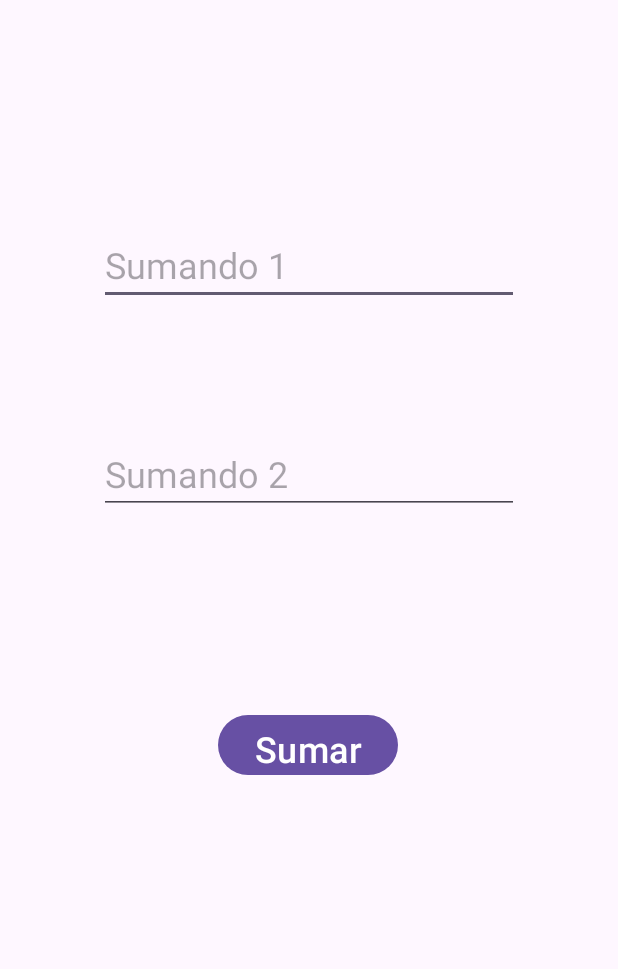
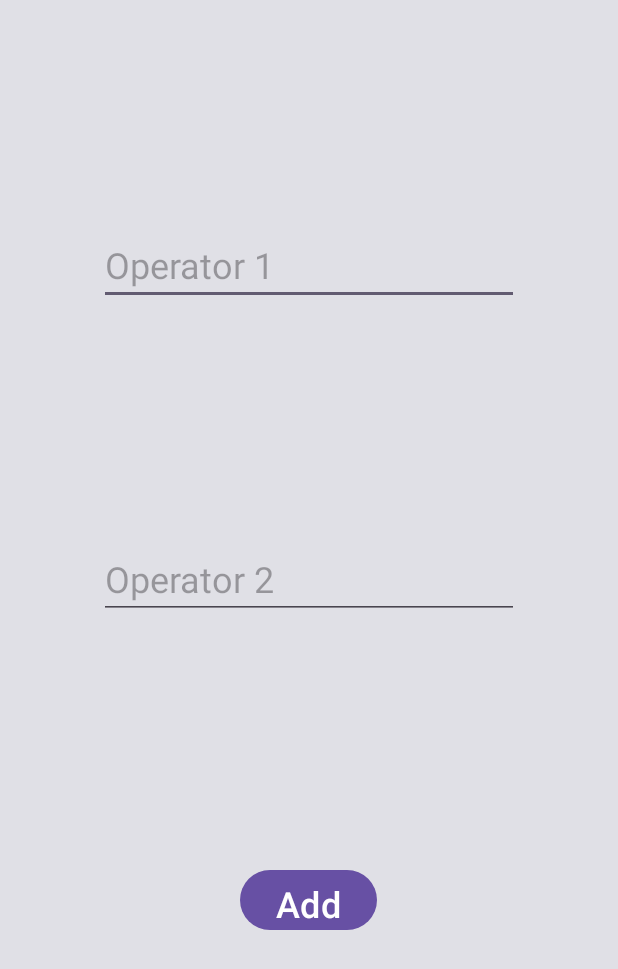
Before and after one commit to t3sorero/PAD, an Android app: the screen it shows after launch (MainActivity), on a phone screen of 412 x 824 dp. Shown: the top 969 px of the screen. Run offline under Robolectric (Android 15) with nearby library versions, the phone set to English and light mode, and no system bars.

Commit message:
mejorado logcat, añadido colores, modo oscuro e idiomas comprobado, y mejorado errores

```diff
--- a/app/src/main/java/es/ucm/fdi/pad/android01/CalculatorAddResultActivity.java
+++ b/app/src/main/java/es/ucm/fdi/pad/android01/CalculatorAddResultActivity.java
@@ -16,6 +16,7 @@ import android.util.Log;
 
 public class CalculatorAddResultActivity extends AppCompatActivity {
 
+    private static final String TAG = CalculatorAddResultActivity.class.getSimpleName();
     @Override
     protected void onCreate(Bundle savedInstanceState) {
         super.onCreate(savedInstanceState);
@@ -27,12 +28,13 @@ public class CalculatorAddResultActivity extends AppCompatActivity {
             return insets;
         });
 
+        Log.v(TAG, "Vista resultado cargada correctamente");
         TextView txresult = findViewById(R.id.textView);
         Button btnBack = findViewById(R.id.button2);
         Intent intent = getIntent();
         double res = intent.getDoubleExtra("Resultado", 0);
-        String format = String.format(Locale.getDefault(),"%,.10f",res);
-        txresult.setText(format);
+        txresult.setText(String.valueOf(res));
+        Log.v(TAG, "Volver a la actividad anterior");
         btnBack.setOnClickListener(view -> finish());
 
     }
--- a/app/src/main/java/es/ucm/fdi/pad/android01/MainActivity.java
+++ b/app/src/main/java/es/ucm/fdi/pad/android01/MainActivity.java
@@ -1,14 +1,19 @@
 package es.ucm.fdi.pad.android01;
 
 import android.content.Intent;
+import android.content.res.ColorStateList;
 import android.os.Bundle;
+import android.text.Editable;
+import android.text.TextWatcher;
 import android.util.Log;
 import android.widget.Button;
 import android.widget.EditText;
 import android.widget.Toast;
 
 import androidx.activity.EdgeToEdge;
+import androidx.annotation.StringRes;
 import androidx.appcompat.app.AppCompatActivity;
+import androidx.core.content.ContextCompat;
 import androidx.core.graphics.Insets;
 import androidx.core.view.ViewCompat;
 import androidx.core.view.WindowInsetsCompat;
@@ -31,15 +36,43 @@ public class MainActivity extends AppCompatActivity {
             return insets;
         });
 
-        Log.v(TAG, "Verbose: onCreate iniciado");
-        Log.d(TAG, "Debug: Configuración inicial completa");
-        Log.i(TAG, "Info: MainActivity cargada correctamente");
-        Log.w(TAG, "Warning: Este es un aviso de prueba");
-        Log.e(TAG, "Error: Algo salió mal en onCreate");
+        Log.v(TAG, "Aplicacion iniciada");
+        Log.i(TAG, "MainActivity cargada correctamente");
 
         Button sumar = findViewById(R.id.button);
         sumando1 = findViewById(R.id.editTextNumberDecimal3);
         sumando2 = findViewById(R.id.editTextNumberDecimal4);
+        sumando1.addTextChangedListener(new TextWatcher() {
+            @Override
+            public void beforeTextChanged(CharSequence s, int start, int count, int after) {
+            }
+
+            @Override
+            public void onTextChanged(CharSequence s, int start, int before, int count) {
+                if (!s.toString().trim().isEmpty()) clearFieldError(sumando1);
+            }
+
+            @Override
+            public void afterTextChanged(Editable s) {
+            }
+        });
+
+        sumando2.addTextChangedListener(new TextWatcher() {
+            @Override
+            public void beforeTextChanged(CharSequence s, int start, int count, int after) {
+            }
+
+            @Override
+            public void onTextChanged(CharSequence s, int start, int before, int count) {
+                if (!s.toString().trim().isEmpty()) clearFieldError(sumando2);
+            }
+
+            @Override
+            public void afterTextChanged(Editable s) {
+            }
+        });
+
+
         sumar.setOnClickListener(View -> executeOperation());
 
     }
@@ -48,19 +81,45 @@ public class MainActivity extends AppCompatActivity {
         double res = 0;
         String s1 = sumando1.getText().toString().trim();
         String s2 = sumando2.getText().toString().trim();
-        if (!s1.isEmpty() && !s2.isEmpty()) {
+        boolean ok = true;
+        if (s1.isEmpty()) {
+            showFieldError(sumando1, R.string.fill_field);
+            Log.w(TAG, "Rellena el primer campo");
+            ok = false;
+        }
+        if (s2.isEmpty()) {
+            showFieldError(sumando2, R.string.fill_field);
+            Log.w(TAG, "Rellena el segundo campo");
+            ok = false;
+        }
+        if (ok) {
             try {
                 res = CalculatorClass.addNumbers(Double.parseDouble(s1), Double.parseDouble(s2));
+                Log.i(TAG, "Numeros parseados correctamente");
+                Log.v(TAG, "Suma realizada correctamente");
                 Intent intent = new Intent(MainActivity.this, CalculatorAddResultActivity.class);
                 intent.putExtra("Resultado", res);
+                Log.v(TAG, "Pasamos a la siguiente actividad");
                 startActivity(intent);
             } catch (NumberFormatException e) {
-                Toast.makeText(this, R.string.invalid_number, Toast.LENGTH_SHORT).show();
+                Log.e(TAG, "Error en el parseo del numero");
             }
-        } else {
-            Toast.makeText(this, R.string.fill_fields, Toast.LENGTH_SHORT).show();
         }
     }
+
+    private void showFieldError(EditText field, @StringRes int msg) {
+        field.setError(getString(msg));
+        field.setHintTextColor(ContextCompat.getColor(this, R.color.error));
+        field.setBackgroundTintList(ColorStateList.valueOf(ContextCompat.getColor(this, R.color.error)));
+        field.requestFocus();
+    }
+
+    private void clearFieldError(EditText field) {
+        field.setError(null);
+        field.setHintTextColor(ContextCompat.getColor(this, R.color.neutral_gray));
+        field.setBackgroundTintList(ColorStateList.valueOf(ContextCompat.getColor(this, R.color.gray_400)));
+    }
+
 
     @Override
     protected void onResume() {
--- a/app/src/main/res/layout/activity_main.xml
+++ b/app/src/main/res/layout/activity_main.xml
@@ -5,27 +5,28 @@
     android:id="@+id/main"
     android:layout_width="match_parent"
     android:layout_height="match_parent"
+    android:background="?attr/android:colorBackground"
     tools:context=".MainActivity">
 
     <Button
         android:id="@+id/button"
         android:layout_width="wrap_content"
         android:layout_height="48dp"
-        android:text="@string/sumar"
+        android:text="@string/add"
         android:textSize="24sp"
         app:layout_constraintBottom_toBottomOf="parent"
         app:layout_constraintEnd_toEndOf="parent"
         app:layout_constraintHorizontal_bias="0.498"
         app:layout_constraintStart_toStartOf="parent"
         app:layout_constraintTop_toBottomOf="@+id/editTextNumberDecimal4"
-        app:layout_constraintVertical_bias="0.3" />
+        app:layout_constraintVertical_bias="0.45" />
 
     <EditText
         android:id="@+id/editTextNumberDecimal3"
         android:layout_width="wrap_content"
         android:layout_height="48dp"
         android:ems="10"
-        android:hint="@string/sumando_1"
+        android:hint="@string/operator_1"
         android:inputType="numberDecimal"
         android:textSize="24sp"
         app:layout_constraintBottom_toBottomOf="parent"
@@ -39,13 +40,13 @@
         android:layout_width="wrap_content"
         android:layout_height="48dp"
         android:ems="10"
-        android:hint="@string/sumando_2"
+        android:hint="@string/operator_2"
         android:inputType="numberDecimal"
         android:textSize="24sp"
         app:layout_constraintBottom_toBottomOf="parent"
         app:layout_constraintEnd_toEndOf="parent"
         app:layout_constraintStart_toStartOf="parent"
         app:layout_constraintTop_toTopOf="parent"
-        app:layout_constraintVertical_bias="0.38" />
+        app:layout_constraintVertical_bias="0.47000003" />
 
 </androidx.constraintlayout.widget.ConstraintLayout>
--- a/app/src/main/res/layout/activity_result.xml
+++ b/app/src/main/res/layout/activity_result.xml
@@ -12,7 +12,7 @@
         android:layout_width="wrap_content"
         android:layout_height="wrap_content"
         android:text="TextView"
-        android:textSize="20sp"
+        android:textSize="34sp"
         app:layout_constraintBottom_toBottomOf="parent"
         app:layout_constraintEnd_toEndOf="parent"
         app:layout_constraintStart_toStartOf="parent"
@@ -23,7 +23,7 @@
         android:id="@+id/button2"
         android:layout_width="wrap_content"
         android:layout_height="wrap_content"
-        android:text="@string/volver"
+        android:text="@string/back"
         android:textSize="24sp"
         app:layout_constraintBottom_toBottomOf="parent"
         app:layout_constraintEnd_toEndOf="parent"
--- a/app/src/main/res/values-night/themes.xml
+++ b/app/src/main/res/values-night/themes.xml
@@ -3,5 +3,10 @@
     <style name="Base.Theme.Android01" parent="Theme.Material3.DayNight.NoActionBar">
         <!-- Customize your dark theme here. -->
         <!-- <item name="colorPrimary">@color/my_dark_primary</item> -->
+        <item name="android:windowBackground">@color/neutral_dark</item>
+        <item name="android:colorBackground">@color/neutral_dark</item>
+        <item name="colorSurface">@color/neutral_mid</item>
+        <item name="colorOnBackground">@color/neutral_offwhite</item>
+
     </style>
 </resources>
--- a/app/src/main/res/values/strings.xml
+++ b/app/src/main/res/values/strings.xml
@@ -1,10 +1,10 @@
 <resources>
     <string name="app_name">Android01</string>
-    <string name="sumar">Sumar</string>
-    <string name="sumando_1">Sumando 1</string>
-    <string name="sumando_2">Sumando 2</string>
-    <string name="fill_fields">Rellena los dos campos</string>
-    <string name="invalid_number">Introduce un número válido</string>
-    <string name="volver">Volver</string>
+    <string name="add">Add</string>
+    <string name="operator_1">Operator 1</string>
+    <string name="operator_2">Operator 2</string>
+    <string name="fill_field">Fill in the field</string>
+    <string name="invalid_number">Enter a valid number</string>
+    <string name="back">Back</string>
 
 </resources>
--- a/app/src/main/res/values/themes.xml
+++ b/app/src/main/res/values/themes.xml
@@ -3,6 +3,10 @@
     <style name="Base.Theme.Android01" parent="Theme.Material3.DayNight.NoActionBar">
         <!-- Customize your light theme here. -->
         <!-- <item name="colorPrimary">@color/my_light_primary</item> -->
+        <item name="android:windowBackground">@color/neutral_mid</item>
+        <item name="android:colorBackground">@color/neutral_mid</item>
+        <item name="colorSurface">@color/neutral_mid</item>
+        <item name="colorOnBackground">@color/neutral_almost_black</item>
     </style>
 
     <style name="Theme.Android01" parent="Base.Theme.Android01" />
```
Also changed, not shown: app/src/main/res/values/colors.xml (+81 -0 lines), 2 other files.
